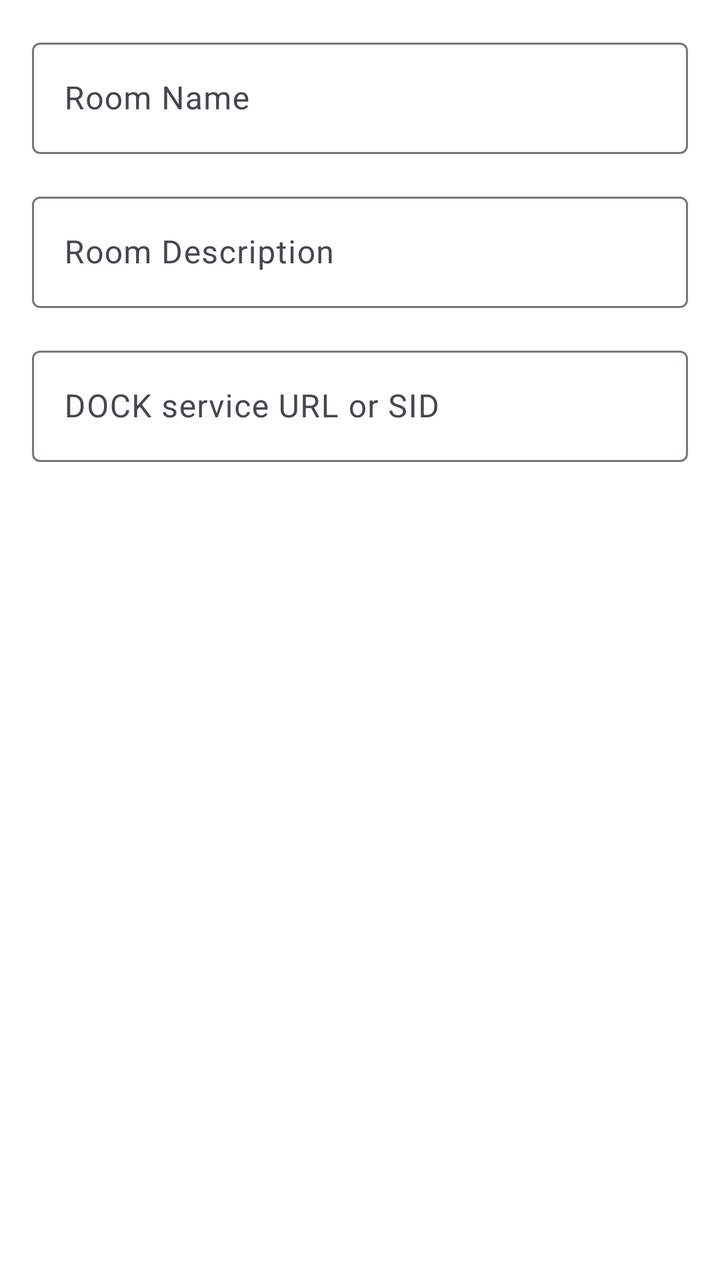
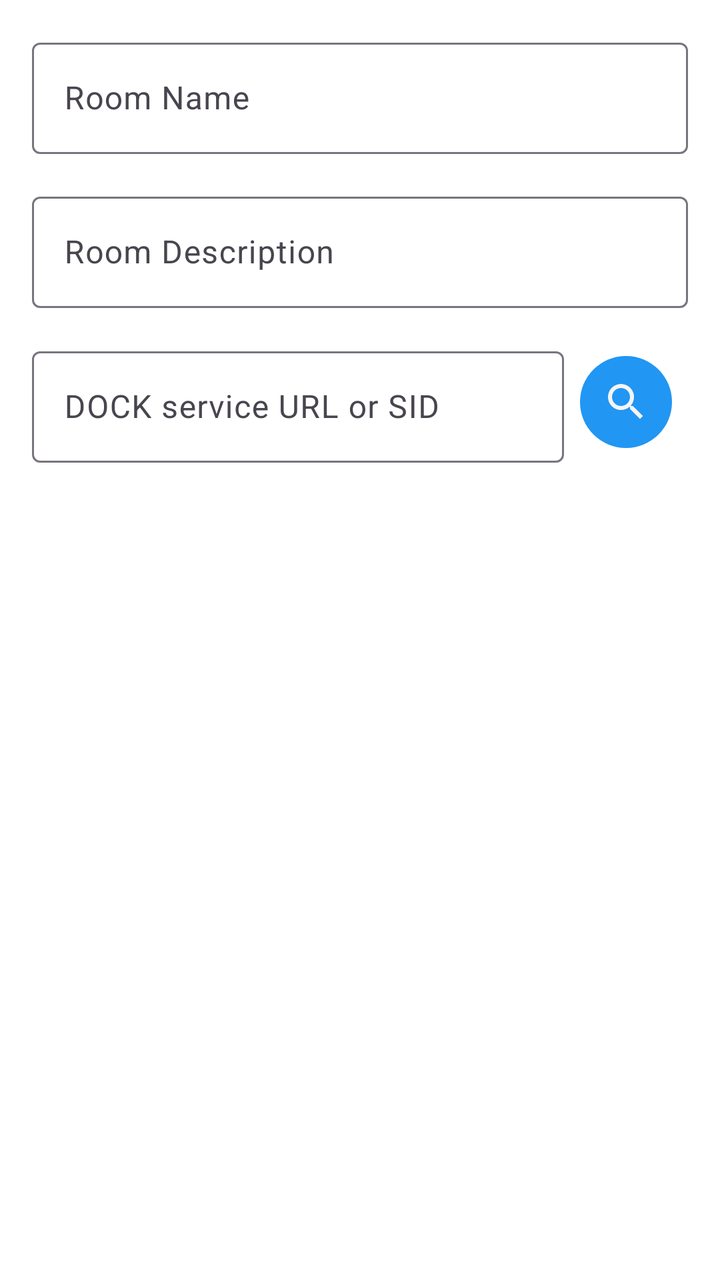

Compare the two renders of this Android layout. The source of the first and the diff that turns it into the second are given below.
<!-- AndroidManifest.xml: application theme Theme.Freer -->
<!-- res/layout/dialog_create_room.xml -->
<?xml version="1.0" encoding="utf-8"?>
<LinearLayout xmlns:android="http://schemas.android.com/apk/res/android"
    android:layout_width="match_parent"
    android:layout_height="wrap_content"
    android:orientation="vertical"
    android:padding="16dp">

    <com.google.android.material.textfield.TextInputLayout
        android:layout_width="match_parent"
        android:layout_height="wrap_content"
        android:hint="@string/room_name">

        <com.google.android.material.textfield.TextInputEditText
            android:id="@+id/room_name_input"
            android:layout_width="match_parent"
            android:layout_height="wrap_content"
            android:inputType="text"
            android:maxLines="1" />

    </com.google.android.material.textfield.TextInputLayout>

    <com.google.android.material.textfield.TextInputLayout
        android:layout_width="match_parent"
        android:layout_height="wrap_content"
        android:layout_marginTop="16dp"
        android:hint="@string/room_description">

        <com.google.android.material.textfield.TextInputEditText
            android:id="@+id/room_desc_input"
            android:layout_width="match_parent"
            android:layout_height="wrap_content"
            android:inputType="textMultiLine"
            android:maxLines="3" />

    </com.google.android.material.textfield.TextInputLayout>

    <com.google.android.material.textfield.TextInputLayout
        android:layout_width="match_parent"
        android:layout_height="wrap_content"
        android:layout_marginTop="16dp"
        android:hint="@string/home_dock_hint">

        <com.google.android.material.textfield.TextInputEditText
            android:id="@+id/room_dock_input"
            android:layout_width="match_parent"
            android:layout_height="wrap_content"
            android:inputType="textUri"
            android:maxLines="1" />

    </com.google.android.material.textfield.TextInputLayout>

</LinearLayout>
<!-- resources referenced by this layout -->
<resources>
  <string name="home_dock_hint">DOCK service URL or SID</string>
  <string name="room_description">Room Description</string>
  <string name="room_name">Room Name</string>
  <style name="Theme.Freer" parent="Base.Theme.Freer" />
  <style name="Base.Theme.Freer" parent="Theme.Material3.DayNight.NoActionBar">
          <item name="colorPrimary">#2196F3</item>
          <item name="colorAccent">#2196F3</item>
          <item name="android:windowBackground">#FFFFFF</item>
          
          <item name="android:windowLayoutInDisplayCutoutMode">shortEdges</item>
          <item name="android:enforceNavigationBarContrast">false</item>
          <item name="android:enforceStatusBarContrast">false</item>
          <item name="android:statusBarColor">@android:color/transparent</item>
          <item name="android:navigationBarColor">@android:color/transparent</item>
          <item name="android:windowLightStatusBar">true</item>
          <item name="android:windowLightNavigationBar">true</item>
      </style>
</resources>

<!-- the commit's change to res/layout/dialog_create_room.xml (unified diff, before → after) -->
@@ -34,19 +34,34 @@
 
     </com.google.android.material.textfield.TextInputLayout>
 
-    <com.google.android.material.textfield.TextInputLayout
+    <LinearLayout
         android:layout_width="match_parent"
         android:layout_height="wrap_content"
         android:layout_marginTop="16dp"
-        android:hint="@string/home_dock_hint">
+        android:orientation="horizontal"
+        android:gravity="center_vertical">
 
-        <com.google.android.material.textfield.TextInputEditText
-            android:id="@+id/room_dock_input"
-            android:layout_width="match_parent"
+        <com.google.android.material.textfield.TextInputLayout
+            android:layout_width="0dp"
             android:layout_height="wrap_content"
-            android:inputType="textUri"
-            android:maxLines="1" />
+            android:layout_weight="1"
+            android:hint="@string/home_dock_hint">
 
-    </com.google.android.material.textfield.TextInputLayout>
+            <com.google.android.material.textfield.TextInputEditText
+                android:id="@+id/room_dock_input"
+                android:layout_width="match_parent"
+                android:layout_height="wrap_content"
+                android:inputType="textUri"
+                android:maxLines="1" />
+
+        </com.google.android.material.textfield.TextInputLayout>
+
+        <ImageButton
+            android:id="@+id/choose_dock_button"
+            style="@style/ImageButtonStyle"
+            android:layout_marginStart="8dp"
+            android:src="@drawable/ic_search"
+            android:contentDescription="@string/choose_another" />
+    </LinearLayout>
 
 </LinearLayout>
<!-- resource entries referenced after the edit -->
@@ -1,9 +1,37 @@
 <!-- resources referenced by this layout -->
 <resources>
+  <!-- drawable ic_search (drawable) -->
+  <vector xmlns:android="http://schemas.android.com/apk/res/android"
+      android:width="24dp"
+      android:height="24dp"
+      android:viewportWidth="24"
+      android:viewportHeight="24"
+      android:tint="?attr/colorOnSurface">
+    <path
+        android:fillColor="@android:color/white"
+        android:pathData="M15.5,14h-0.79l-0.28,-0.27C15.41,12.59 16,11.11 16,9.5 16,5.91 13.09,3 9.5,3S3,5.91 3,9.5 5.91,16 9.5,16c1.61,0 3.09,-0.59 4.23,-1.57l0.27,0.28v0.79l5,4.99L20.49,19l-4.99,-5zM9.5,14C7.01,14 5,11.99 5,9.5S7.01,5 9.5,5 14,7.01 14,9.5 11.99,14 9.5,14z"/>
+  </vector>
+  <string name="choose_another">Choose another</string>
   <string name="home_dock_hint">DOCK service URL or SID</string>
   <string name="room_description">Room Description</string>
   <string name="room_name">Room Name</string>
+  <style name="ImageButtonStyle">
+          <item name="android:layout_width">46dp</item>
+          <item name="android:layout_height">46dp</item>
+          <item name="android:layout_margin">8dp</item>
+          <item name="android:background">@drawable/bg_round_accent</item>
+          <item name="android:tint">@color/main_background</item>
+          <item name="android:scaleType">centerInside</item>
+          <item name="android:padding">8dp</item>
+      </style>
   <style name="Theme.Freer" parent="Base.Theme.Freer" />
+  <!-- drawable bg_round_accent (drawable) -->
+  <?xml version="1.0" encoding="utf-8"?>
+  <shape xmlns:android="http://schemas.android.com/apk/res/android"
+      android:shape="oval">
+      <solid android:color="@color/accent" />
+  </shape>
+  <color name="main_background">#F5F5F5</color>
   <style name="Base.Theme.Freer" parent="Theme.Material3.DayNight.NoActionBar">
           <item name="colorPrimary">#2196F3</item>
           <item name="colorAccent">#2196F3</item>
@@ -17,5 +45,6 @@
           <item name="android:windowLightStatusBar">true</item>
           <item name="android:windowLightNavigationBar">true</item>
       </style>
+  <color name="accent">#2196F3</color>
 </resources>
 
